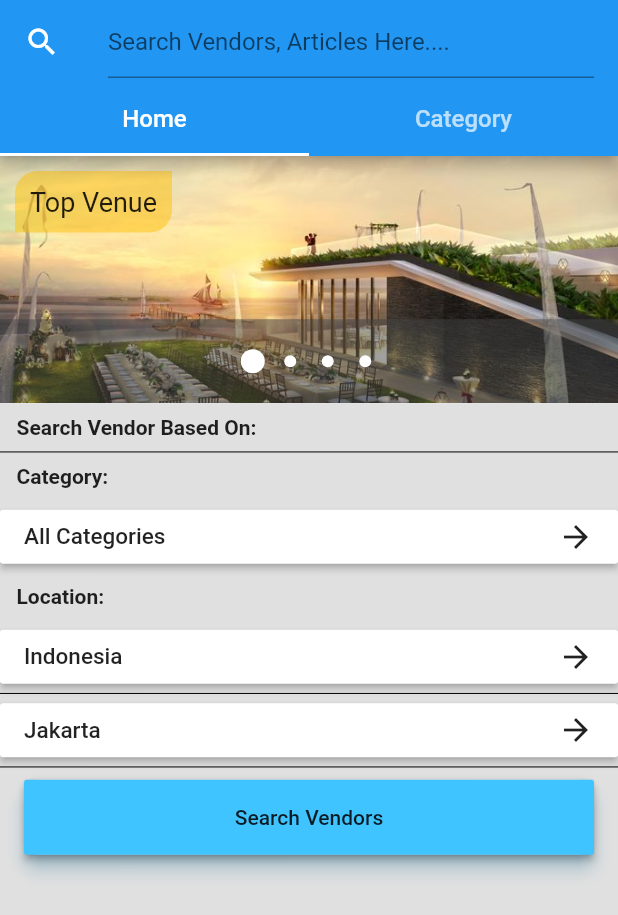
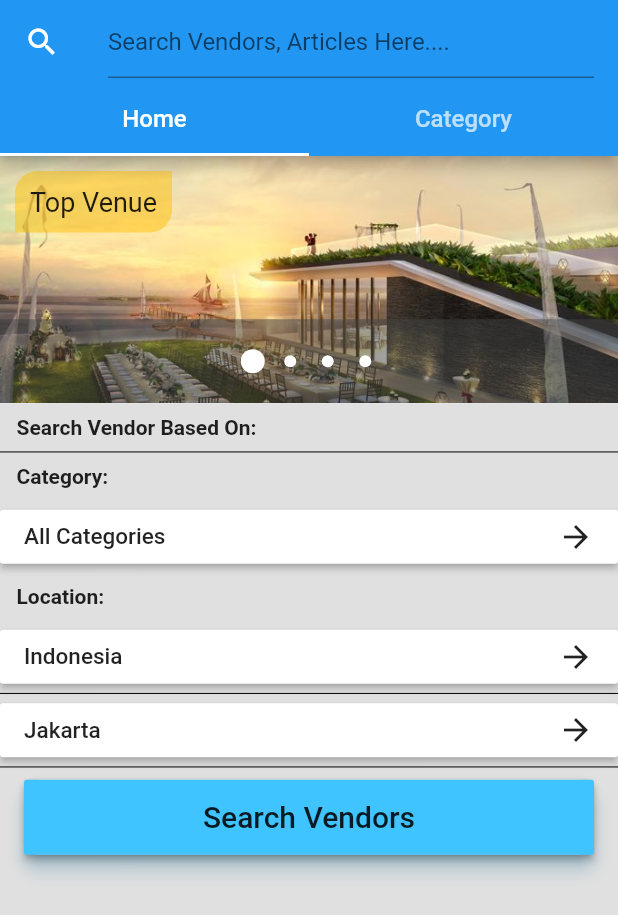
Before and after one commit to agusdarma/bride_story, a Flutter app: the screen it shows after launch, on a phone screen of 412 x 824 dp. Shown: the top 915 px of the screen. Run offline on Flutter 3.47's test engine with Material 2 defaults, Android fonts, the phone set to English and light mode, and no system bars; drawn by our look-alikes of carousel_pro; our stand-ins replace fluro, shared_preferences; statements that could not run were skipped.

Commit message:
update homepage

```diff
--- a/lib/pages/home_page.dart
+++ b/lib/pages/home_page.dart
@@ -315,8 +315,7 @@ class _HomePageState extends State<HomePage>
           color: Colors.lightBlueAccent,
           child: Text('Search Vendors',
               style: TextStyle(
-                // fontFamily: 'Roboto',
-                fontSize: 14.0,
+                fontSize: 20.0,
               )),
         ),
       ),
```
